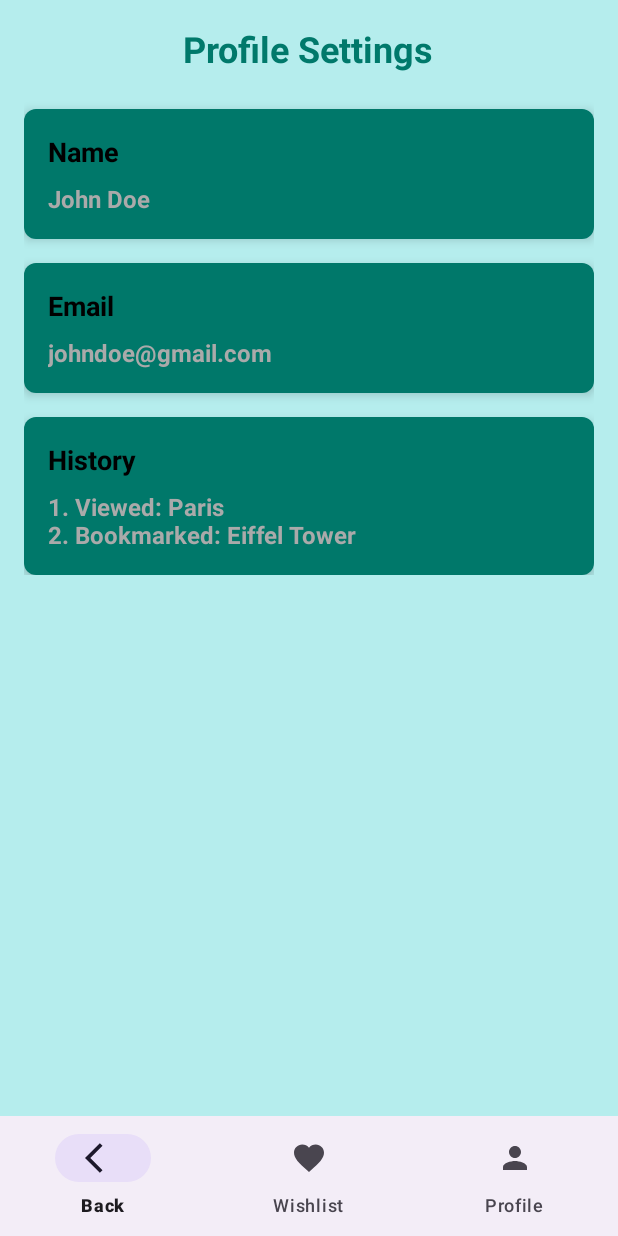
After one commit to lne2003/TravelGuideApp, an Android app: the ProfileSettingsActivity screen opened directly, with no data from a screen before it, on a phone screen of 412 x 824 dp. The commit adds this screen. Run offline under Robolectric (Android 15) with nearby library versions, the phone set to English and light mode, and no system bars; our stand-ins replace Firebase (no records; nobody signed in at launch, a user with empty details on screens opened directly).

Commit message:
edit the settings pge/ made the buttons clickable and full functionable

```diff
--- a/app/src/main/AndroidManifest.xml
+++ b/app/src/main/AndroidManifest.xml
@@ -64,6 +64,10 @@
         <activity android:name=".NightlifeActivity"/>
         <activity android:name=".OfflineActivity" />
 
+        <activity android:name=".ProfileSettingsActivity" />
+        <activity android:name=".PrivacySettingsActivity" />
+        <activity android:name=".NotificationSettingsActivity" />
+
 
 
     </application>
--- /dev/null
+++ b/app/src/main/java/com/example/travelguide/ProfileSettingsActivity.java
@@ -0,0 +1,70 @@
+package com.example.travelguide;
+
+import android.os.Bundle;
+import android.widget.TextView;
+import android.widget.Toast;
+
+import androidx.appcompat.app.AppCompatActivity;
+
+import com.google.firebase.auth.FirebaseAuth;
+import com.google.firebase.auth.FirebaseUser;
+import com.google.firebase.firestore.DocumentSnapshot;
+import com.google.firebase.firestore.FirebaseFirestore;
+
+public class ProfileSettingsActivity extends BaseActivity {
+
+    private TextView nameTextView, emailTextView, historyTextView;
+    private FirebaseAuth mAuth;
+    private FirebaseFirestore db;
+
+    @Override
+    protected void onCreate(Bundle savedInstanceState) {
+        super.onCreate(savedInstanceState);
+        setContentView(R.layout.activity_profile_settings);
+
+        // Initialize Firebase
+        mAuth = FirebaseAuth.getInstance();
+        db = FirebaseFirestore.getInstance();
+
+        // Initialize UI elements
+        nameTextView = findViewById(R.id.nameTextView);
+        emailTextView = findViewById(R.id.emailTextView);
+        historyTextView = findViewById(R.id.historyTextView);
+
+        fetchProfileData();
+    }
+
+    private void fetchProfileData() {
+        FirebaseUser user = mAuth.getCurrentUser();
+        if (user != null) {
+            String userId = user.getUid();
+
+            // Fetch user details from Firestore
+            db.collection("users").document(userId)
+                    .get()
+                    .addOnSuccessListener(documentSnapshot -> {
+                        if (documentSnapshot.exists()) {
+                            String name = documentSnapshot.getString("firstName");
+                            String email = user.getEmail();
+
+                            nameTextView.setText(name != null ? name : "Name not set");
+                            emailTextView.setText(email != null ? email : "Email not set");
+
+                            // Fetch user history (Example)
+                            historyTextView.setText("1. Viewed: Paris\n2. Saved: Eiffel Tower");
+                        } else {
+                            Toast.makeText(this, "User data not found.", Toast.LENGTH_SHORT).show();
+                        }
+                    })
+                    .addOnFailureListener(e -> {
+                        Toast.makeText(this, "Failed to fetch profile data: " + e.getMessage(), Toast.LENGTH_SHORT).show();
+                    });
+        } else {
+            Toast.makeText(this, "User not logged in.", Toast.LENGTH_SHORT).show();
+        }
+    }
+    @Override
+    protected int getSelectedMenuItemId() {
+        return R.id.nav_home; // Adjust based on the context
+    }
+}
--- /dev/null
+++ b/app/src/main/res/drawable/rounded_edittext_background.xml
@@ -0,0 +1,5 @@
+<shape xmlns:android="http://schemas.android.com/apk/res/android">
+    <solid android:color="#00786A" />
+    <corners android:radius="8dp" />
+    <elevation android:radius="4dp"/>
+</shape>
--- /dev/null
+++ b/app/src/main/res/layout/activity_profile_settings.xml
@@ -0,0 +1,110 @@
+<ScrollView xmlns:android="http://schemas.android.com/apk/res/android"
+    android:layout_width="match_parent"
+    android:layout_height="match_parent"
+    android:padding="16dp"
+    android:background="#B5EDED">
+
+    <LinearLayout
+        android:layout_width="match_parent"
+        android:layout_height="wrap_content"
+        android:orientation="vertical"
+        android:gravity="center_horizontal">
+
+        <!-- Header Section -->
+        <TextView
+            android:layout_width="wrap_content"
+            android:layout_height="wrap_content"
+            android:text="Profile Settings"
+            android:textSize="24sp"
+            android:textStyle="bold"
+            android:layout_gravity="center"
+            android:layout_marginBottom="24dp"
+            android:textColor="#00796B" />
+
+        <!-- Name Card -->
+        <LinearLayout
+            android:layout_width="match_parent"
+            android:layout_height="wrap_content"
+            android:orientation="vertical"
+            android:background="@drawable/rounded_edittext_background"
+            android:padding="16dp"
+            android:layout_marginBottom="16dp"
+            android:elevation="4dp">
+
+            <TextView
+                android:layout_width="wrap_content"
+                android:layout_height="wrap_content"
+                android:text="Name"
+                android:textStyle="bold"
+                android:textSize="18sp"
+                android:layout_marginBottom="8dp"
+                android:textColor="@android:color/black" />
+
+            <TextView
+                android:id="@+id/nameTextView"
+                android:layout_width="match_parent"
+                android:layout_height="wrap_content"
+                android:textStyle="bold"
+                android:text="John Doe"
+                android:textSize="16sp"
+                android:textColor="@android:color/darker_gray" />
+        </LinearLayout>
+
+        <!-- Email Card -->
+        <LinearLayout
+            android:layout_width="match_parent"
+            android:layout_height="wrap_content"
+            android:orientation="vertical"
+            android:background="@drawable/rounded_edittext_background"
+            android:padding="16dp"
+            android:layout_marginBottom="16dp"
+            android:elevation="4dp">
+
+            <TextView
+                android:layout_width="wrap_content"
+                android:layout_height="wrap_content"
+                android:text="Email"
+                android:textStyle="bold"
+                android:textSize="18sp"
+                android:layout_marginBottom="8dp"
+                android:textColor="@android:color/black" />
+
+            <TextView
+                android:id="@+id/emailTextView"
+                android:layout_width="match_parent"
+                android:layout_height="wrap_content"
+                android:textStyle="bold"
+                android:text="johndoe@gmail.com"
+                android:textSize="16sp"
+                android:textColor="@android:color/darker_gray" />
+        </LinearLayout>
+
+        <!-- History Card -->
+        <LinearLayout
+            android:layout_width="match_parent"
+            android:layout_height="wrap_content"
+            android:orientation="vertical"
+            android:background="@drawable/rounded_edittext_background"
+            android:padding="16dp"
+            android:elevation="4dp">
+
+            <TextView
+                android:layout_width="wrap_content"
+                android:layout_height="wrap_content"
+                android:text="History"
+                android:textStyle="bold"
+                android:textSize="18sp"
+                android:layout_marginBottom="8dp"
+                android:textColor="@android:color/black" />
+
+            <TextView
+                android:id="@+id/historyTextView"
+                android:layout_width="match_parent"
+                android:layout_height="wrap_content"
+                android:textStyle="bold"
+                android:text="1. Viewed: Paris\n2. Bookmarked: Eiffel Tower"
+                android:textSize="16sp"
+                android:textColor="@android:color/darker_gray" />
+        </LinearLayout>
+    </LinearLayout>
+</ScrollView>
```
Also changed, not shown: app/src/main/java/com/example/travelguide/NotificationSettingsActivity.java (added, +12 -0 lines), app/src/main/java/com/example/travelguide/PrivacySettingsActivity.java (added, +62 -0 lines), app/src/main/java/com/example/travelguide/ProfileFragment.java (+36 -9 lines), app/src/main/res/layout/activity_notification_settings.xml (added, +15 -0 lines), app/src/main/res/layout/activity_privacy_settings.xml (added, +56 -0 lines), app/src/main/res/layout/fragment_profile.xml (+5 -3 lines).
